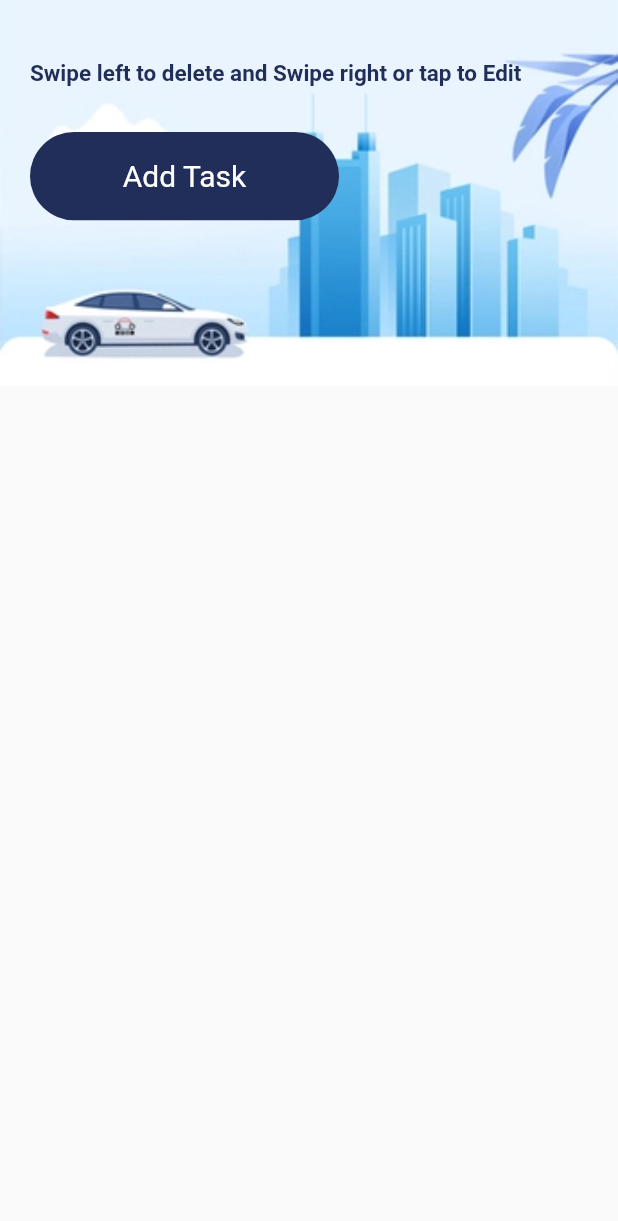
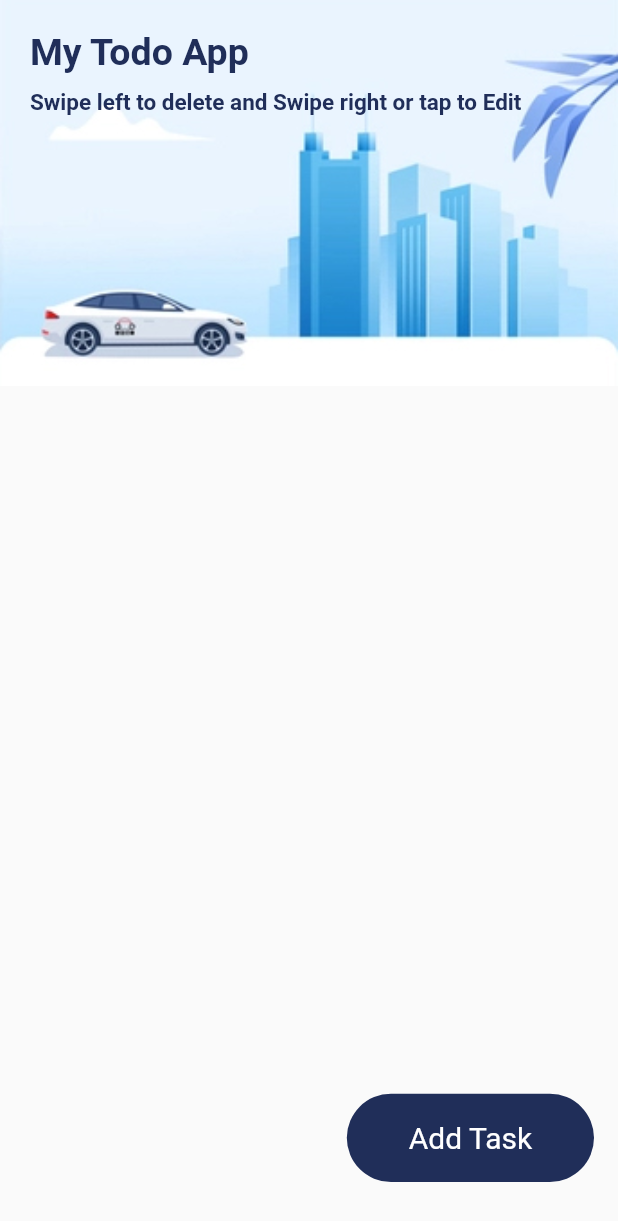
Before and after one commit to Aveolart/new_task_app, a Flutter app: the screen it shows after launch, on a phone screen of 412 x 824 dp. Shown: the top 1221 px of the screen. Run offline on Flutter 3.47's test engine with Material 2 defaults, Android fonts, the phone set to English and light mode, and no system bars; our stand-ins replace get, sqflite; accounts and stored records are empty.

Commit message:
added screenshot

```diff
--- a/lib/screens/all_tasks.dart
+++ b/lib/screens/all_tasks.dart
@@ -47,6 +47,24 @@ class _AllTasksState extends State<AllTasks> {
       alignment: Alignment.centerRight,
     );
     return Scaffold(
+      floatingActionButton: Container(
+        margin: EdgeInsets.only(top: 30, left: 20),
+        width: MediaQuery.of(context).size.width / 2.5,
+        child: InkWell(
+          onTap: () {
+            Get.to(() => AddTAsk(),
+                    transition: Transition.cupertinoDialog,
+                    duration: Duration(milliseconds: 500))
+                ?.then((value) {
+              setState(() {});
+            });
+          },
+          child: ButtonWidget(
+              title: "Add Task",
+              textColor: Colors.white,
+              backgroundColor: AppColors.mainColor),
+        ),
+      ),
       body: SafeArea(
         child: Column(
           // mainAxisAlignment: MainAxisAlignment.start,
@@ -76,7 +94,19 @@ class _AllTasksState extends State<AllTasks> {
                   // ),
                   Padding(
                     padding:
-                        const EdgeInsets.only(left: 20.0, right: 20, top: 40),
+                        const EdgeInsets.only(left: 20.0, right: 20, top: 20),
+                    child: Text(
+                      "My Todo App ",
+                      style: TextStyle(
+                          fontWeight: FontWeight.bold,
+                          color: AppColors.mainColor,
+                          fontSize: 25),
+                    ),
+                  ),
+
+                  Padding(
+                    padding:
+                        const EdgeInsets.only(left: 20.0, right: 20, top: 10),
                     child: Text(
                       "Swipe left to delete and Swipe right or tap to Edit",
                       style: TextStyle(
@@ -85,24 +115,6 @@ class _AllTasksState extends State<AllTasks> {
                           fontSize: 15),
                     ),
                   ),
-                  Container(
-                    margin: EdgeInsets.only(top: 30, left: 20),
-                    width: MediaQuery.of(context).size.width / 2,
-                    child: InkWell(
-                      onTap: () {
-                        Get.to(() => AddTAsk(),
-                                transition: Transition.cupertinoDialog,
-                                duration: Duration(milliseconds: 500))
-                            ?.then((value) {
-                          setState(() {});
-                        });
-                      },
-                      child: ButtonWidget(
-                          title: "Add Task",
-                          textColor: Colors.white,
-                          backgroundColor: AppColors.mainColor),
-                    ),
-                  )
                 ],
               ),
             ),
```
Also changed, not shown: 4 other files.
